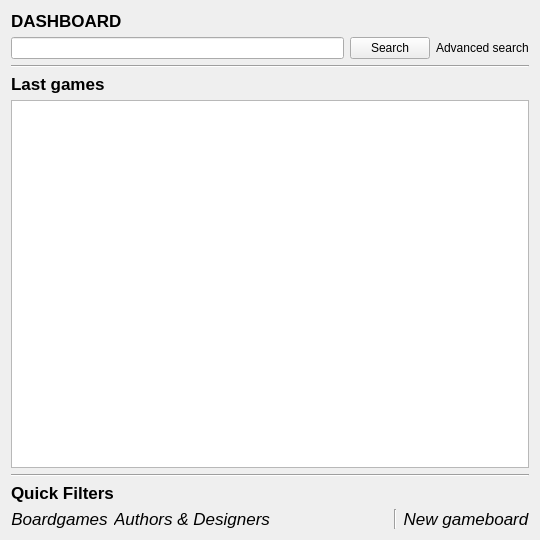
Above: ui/designer/dashboard.ui from arielvb/collector before the change. Below: the same form after it.
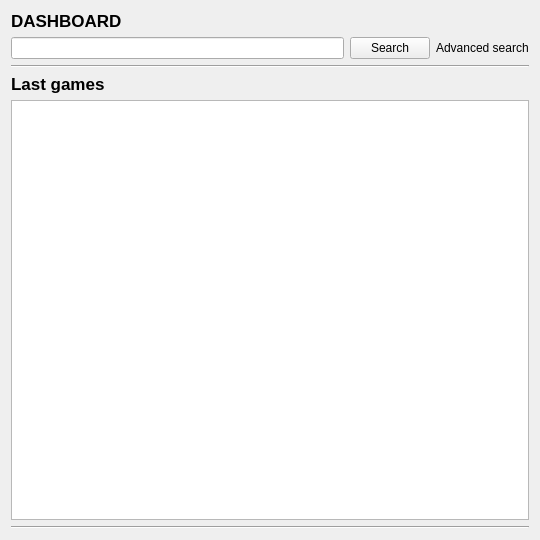
That is the form after the change. Icons and pictures are not drawn.

Commit message: Ui changes: search dialog title, fitxa_edit; enhance mocks; more tests

The edit to the form file:
```diff
--- a/ui/designer/dashboard.ui
+++ b/ui/designer/dashboard.ui
@@ -93,87 +93,7 @@
     </widget>
    </item>
    <item>
-    <widget class="QLabel" name="label_3">
-     <property name="text">
-      <string>&lt;!DOCTYPE HTML PUBLIC &quot;-//W3C//DTD HTML 4.0//EN&quot; &quot;http://www.w3.org/TR/REC-html40/strict.dtd&quot;&gt;
-&lt;html&gt;&lt;head&gt;&lt;meta name=&quot;qrichtext&quot; content=&quot;1&quot; /&gt;&lt;style type=&quot;text/css&quot;&gt;
-p, li { white-space: pre-wrap; }
-&lt;/style&gt;&lt;/head&gt;&lt;body style=&quot; font-family:'Lucida Grande'; font-size:13pt; font-weight:400; font-style:normal;&quot;&gt;
-&lt;p style=&quot; margin-top:0px; margin-bottom:0px; margin-left:0px; margin-right:0px; -qt-block-indent:0; text-indent:0px;&quot;&gt;&lt;span style=&quot; font-weight:600;&quot;&gt;Quick Filters&lt;/span&gt;&lt;/p&gt;&lt;/body&gt;&lt;/html&gt;</string>
-     </property>
-     <property name="textInteractionFlags">
-      <set>Qt::NoTextInteraction</set>
-     </property>
-    </widget>
-   </item>
-   <item>
-    <layout class="QHBoxLayout" name="horizontalLayout_2">
-     <item>
-      <widget class="QLabel" name="label_2">
-       <property name="toolTip">
-        <string>View all boardgames</string>
-       </property>
-       <property name="text">
-        <string>&lt;!DOCTYPE HTML PUBLIC &quot;-//W3C//DTD HTML 4.0//EN&quot; &quot;http://www.w3.org/TR/REC-html40/strict.dtd&quot;&gt;
-&lt;html&gt;&lt;head&gt;&lt;meta name=&quot;qrichtext&quot; content=&quot;1&quot; /&gt;&lt;style type=&quot;text/css&quot;&gt;
-p, li { white-space: pre-wrap; }
-&lt;/style&gt;&lt;/head&gt;&lt;body style=&quot; font-family:'Lucida Grande'; font-size:13pt; font-weight:400; font-style:normal;&quot;&gt;
-&lt;p align=&quot;center&quot; style=&quot; margin-top:0px; margin-bottom:0px; margin-left:0px; margin-right:0px; -qt-block-indent:0; text-indent:0px;&quot;&gt;&lt;img src=&quot;:/boards.png&quot; /&gt;&lt;/p&gt;
-&lt;p align=&quot;center&quot; style=&quot; margin-top:0px; margin-bottom:0px; margin-left:0px; margin-right:0px; -qt-block-indent:0; text-indent:0px;&quot;&gt;&lt;span style=&quot; font-style:italic;&quot;&gt;Boardgames&lt;/span&gt;&lt;/p&gt;&lt;/body&gt;&lt;/html&gt;</string>
-       </property>
-      </widget>
-     </item>
-     <item>
-      <widget class="QLabel" name="label">
-       <property name="toolTip">
-        <string>View all authors and designers</string>
-       </property>
-       <property name="text">
-        <string>&lt;!DOCTYPE HTML PUBLIC &quot;-//W3C//DTD HTML 4.0//EN&quot; &quot;http://www.w3.org/TR/REC-html40/strict.dtd&quot;&gt;
-&lt;html&gt;&lt;head&gt;&lt;meta name=&quot;qrichtext&quot; content=&quot;1&quot; /&gt;&lt;style type=&quot;text/css&quot;&gt;
-p, li { white-space: pre-wrap; }
-&lt;/style&gt;&lt;/head&gt;&lt;body style=&quot; font-family:'Lucida Grande'; font-size:13pt; font-weight:400; font-style:normal;&quot;&gt;
-&lt;p align=&quot;center&quot; style=&quot; margin-top:0px; margin-bottom:0px; margin-left:0px; margin-right:0px; -qt-block-indent:0; text-indent:0px;&quot;&gt;&lt;img src=&quot;:/author.png&quot; /&gt;&lt;/p&gt;
-&lt;p align=&quot;center&quot; style=&quot; margin-top:0px; margin-bottom:0px; margin-left:0px; margin-right:0px; -qt-block-indent:0; text-indent:0px;&quot;&gt;&lt;span style=&quot; font-style:italic;&quot;&gt;Authors &amp;amp; Designers&lt;/span&gt;&lt;/p&gt;&lt;/body&gt;&lt;/html&gt;</string>
-       </property>
-      </widget>
-     </item>
-     <item>
-      <spacer name="horizontalSpacer">
-       <property name="orientation">
-        <enum>Qt::Horizontal</enum>
-       </property>
-       <property name="sizeHint" stdset="0">
-        <size>
-         <width>40</width>
-         <height>20</height>
-        </size>
-       </property>
-      </spacer>
-     </item>
-     <item>
-      <widget class="Line" name="line">
-       <property name="orientation">
-        <enum>Qt::Vertical</enum>
-       </property>
-      </widget>
-     </item>
-     <item>
-      <widget class="QLabel" name="label_6">
-       <property name="toolTip">
-        <string>Add a gameboard to your collection</string>
-       </property>
-       <property name="text">
-        <string>&lt;!DOCTYPE HTML PUBLIC &quot;-//W3C//DTD HTML 4.0//EN&quot; &quot;http://www.w3.org/TR/REC-html40/strict.dtd&quot;&gt;
-&lt;html&gt;&lt;head&gt;&lt;meta name=&quot;qrichtext&quot; content=&quot;1&quot; /&gt;&lt;style type=&quot;text/css&quot;&gt;
-p, li { white-space: pre-wrap; }
-&lt;/style&gt;&lt;/head&gt;&lt;body style=&quot; font-family:'Lucida Grande'; font-size:13pt; font-weight:400; font-style:normal;&quot;&gt;
-&lt;p align=&quot;center&quot; style=&quot; margin-top:0px; margin-bottom:0px; margin-left:0px; margin-right:0px; -qt-block-indent:0; text-indent:0px;&quot;&gt;&lt;img src=&quot;:/add.png&quot; /&gt;&lt;/p&gt;
-&lt;p align=&quot;center&quot; style=&quot; margin-top:0px; margin-bottom:0px; margin-left:0px; margin-right:0px; -qt-block-indent:0; text-indent:0px;&quot;&gt;&lt;span style=&quot; font-style:italic;&quot;&gt;New gameboard&lt;/span&gt;&lt;/p&gt;&lt;/body&gt;&lt;/html&gt;</string>
-       </property>
-      </widget>
-     </item>
-    </layout>
+    <layout class="QHBoxLayout" name="quickFilters"/>
    </item>
   </layout>
  </widget>
```
The commit also changes 7 other files.
